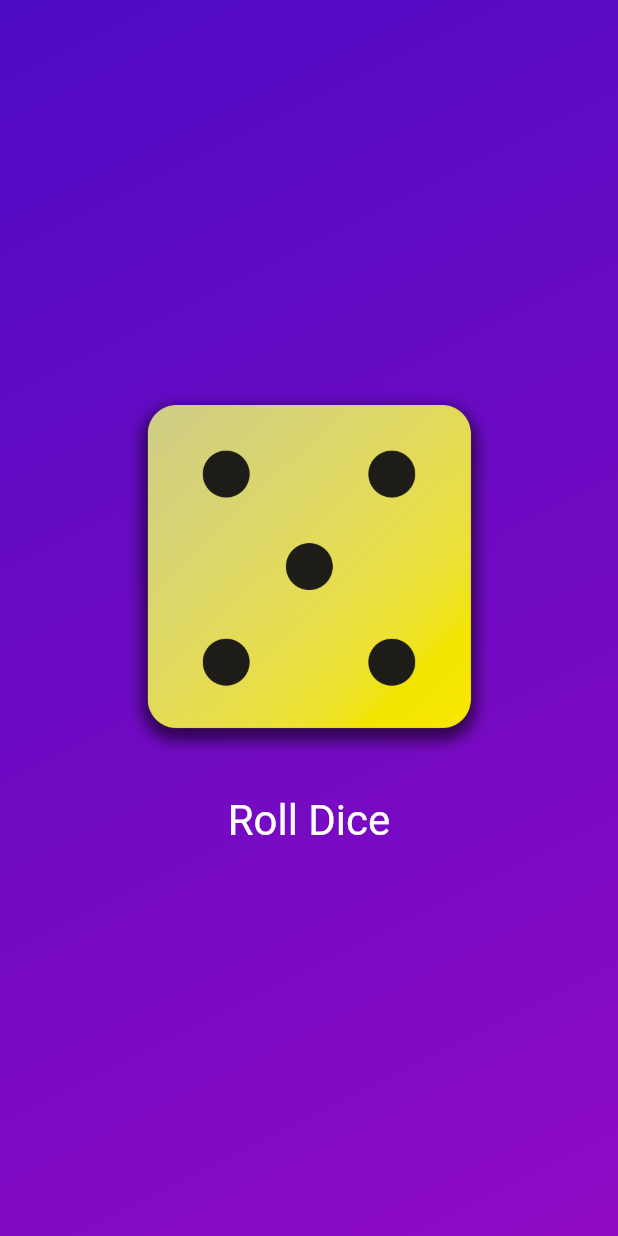
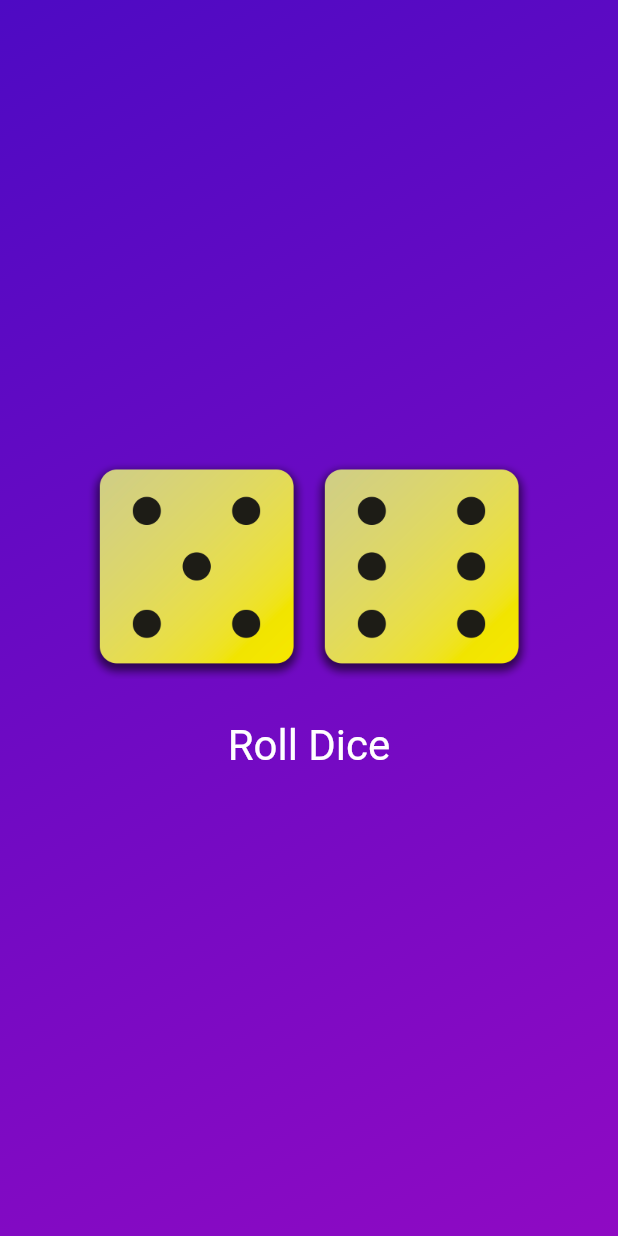
Before and after one commit to Mowgle88/roll_dice_app, a Flutter app: the screen it shows after launch, after a tap on "Roll Dice", on a phone screen of 412 x 824 dp. Run offline on Flutter 3.47's test engine with Material 2 defaults, Android fonts, the phone set to English and light mode, and no system bars.

Commit message:
feat: add second dice

```diff
--- a/lib/dice_roller.dart
+++ b/lib/dice_roller.dart
@@ -13,10 +13,12 @@ class DiceRoller extends StatefulWidget {
 
 class _DiceRollerState extends State<DiceRoller> {
   var currentDiceRoll = 1;
+  var currentDiceRoll2 = 1;
 
   void rollDice() {
     setState(() {
       currentDiceRoll = randomizer.nextInt(6) + 1;
+      currentDiceRoll2 = randomizer.nextInt(6) + 1;
     });
   }
 
@@ -25,9 +27,18 @@ class _DiceRollerState extends State<DiceRoller> {
     return Column(
       mainAxisSize: MainAxisSize.min,
       children: [
-        Image.asset(
-          'assets/images/dice-$currentDiceRoll.png',
-          width: 250,
+        Row(
+          mainAxisSize: MainAxisSize.min,
+          children: [
+            Image.asset(
+              'assets/images/dice-$currentDiceRoll.png',
+              width: 150,
+            ),
+            Image.asset(
+              'assets/images/dice-$currentDiceRoll2.png',
+              width: 150,
+            ),
+          ],
         ),
         const SizedBox(
           height: 20,
```
